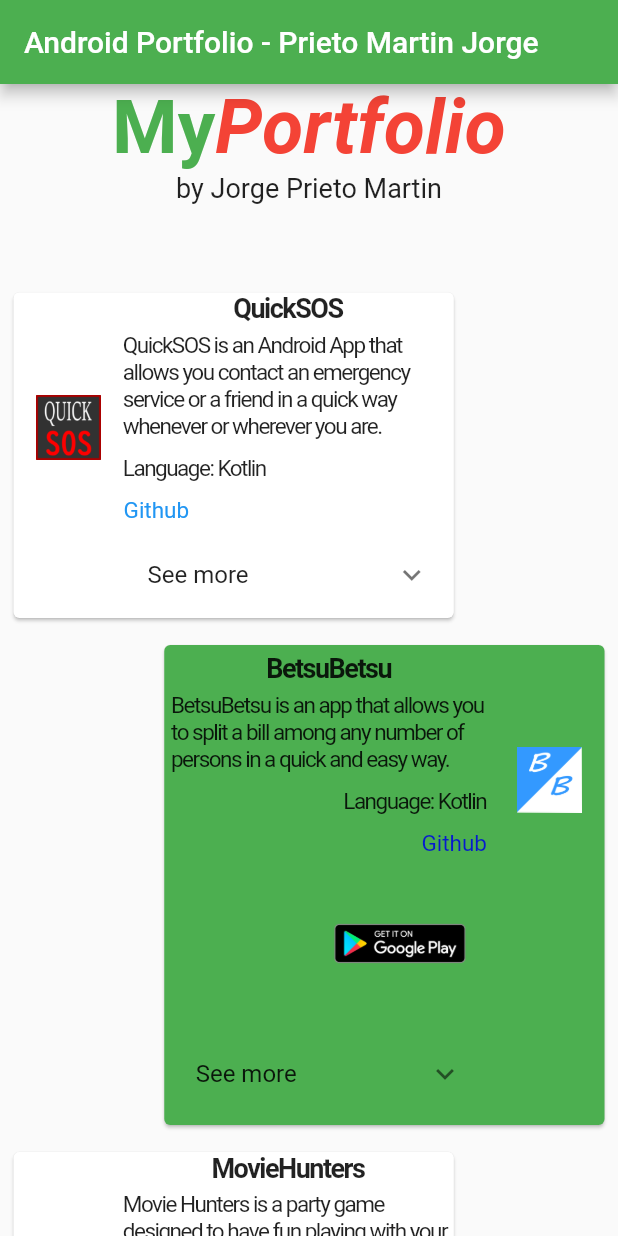
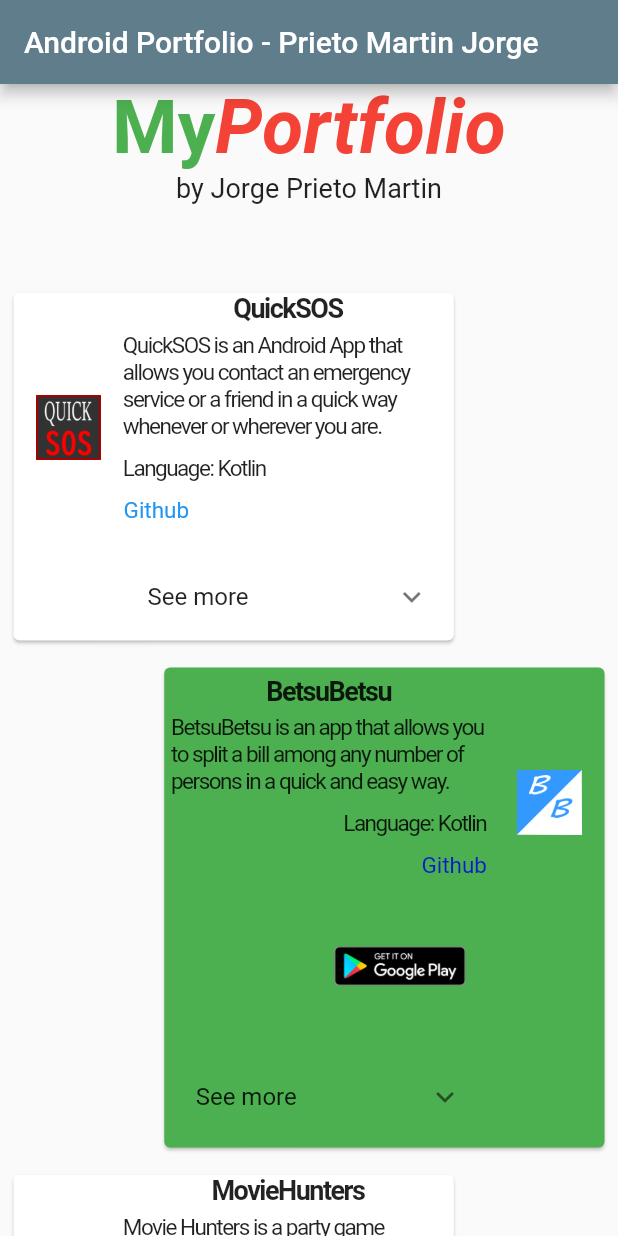
Before and after one commit to jorgeprieto1988/portfolio, a Flutter app: the screen it shows after launch, on a phone screen of 412 x 824 dp. Run offline on Flutter 3.47's test engine with Material 2 defaults, Android fonts, the phone set to English and light mode, and no system bars; our stand-ins replace carousel_slider.

Commit message:
add images info for all apps, fix app icon

```diff
--- a/lib/main.dart
+++ b/lib/main.dart
@@ -12,7 +12,7 @@ class MyApp extends StatelessWidget {
     return MaterialApp(
       title: 'Android Portfolio - Prieto Martin Jorge',
       theme: ThemeData(
-        primarySwatch: Colors.green,
+        primarySwatch: Colors.blueGrey,
         visualDensity: VisualDensity.adaptivePlatformDensity,
       ),
       home: MyHomePage(),
--- a/lib/model/backend.dart
+++ b/lib/model/backend.dart
@@ -110,11 +110,15 @@ class Backend {
         librariesservices: '',
         github: 'https://github.com/jorgeprieto1988/twitchAPI',
         playstore: '',
-        screenshot1: '',
-        screenshot2: '',
-        screenshot3: '',
+        screenshot1: 'images/twitchapi1.png',
+        screenshot2: 'images/twitchapi2.png',
+        screenshot3: 'images/twitchapi3.png',
         horizontal: false,
-        largeDescription: ''),
+        largeDescription:
+            '''TwitchAPI is a project made in the advanced android development subject of my master degree course to test and implement more advanced android features
+        \n It uses the MVVM arquitecture with the Viewmodel and MutableliveData library.
+        \n Ktor library to use the API from twitch, retrieve the access and refresh tokens and get information about the streams and your own profile.
+        \n Use of room library to save and read stream information, asynchronous calls with coroutines, RecyclerView with an OnScrollListener for a infinite scrolling experience.'''),
     App(
         name: 'Multipurpose-Project',
         description:
@@ -126,11 +130,12 @@ class Backend {
         librariesservices: '',
         github: 'https://github.com/jorgeprieto1988/Multipurpose-Project',
         playstore: '',
-        screenshot1: '',
-        screenshot2: '',
-        screenshot3: '',
+        screenshot1: 'images/multipurposeproject1.png',
+        screenshot2: 'images/multipurposeproject2.png',
+        screenshot3: 'images/multipurposeproject3.png',
         horizontal: false,
-        largeDescription: ''),
+        largeDescription:
+            '''This is one of the first projects I made, the main goals is the use of basic android features like RecyclerViews, the maps library and how to point on the map, and the use of the camera among others.'''),
   ];
 
   ///
--- a/lib/widget/appwidget.dart
+++ b/lib/widget/appwidget.dart
@@ -189,15 +189,23 @@ class AppWidget extends StatelessWidget {
                                         ]))),
                             Expanded(
                                 flex: 1,
-                                child: Container(
-                                    margin: const EdgeInsets.all(15),
-                                    child: ClipRRect(
-                                        borderRadius:
-                                            BorderRadius.circular(crop),
-                                        child: Image(
-                                            width: 150,
-                                            height: 150,
-                                            image: AssetImage(app.image)))))
+                                child: Align(
+                                    alignment: Alignment.centerLeft,
+                                    child: Container(
+                                        height: 150,
+                                        width: 150,
+                                        decoration: BoxDecoration(
+                                          borderRadius:
+                                              BorderRadius.circular(15),
+                                        ),
+                                        margin: const EdgeInsets.all(15),
+                                        child: ClipRRect(
+                                            borderRadius:
+                                                BorderRadius.circular(15),
+                                            child: Image(
+                                                fit: BoxFit.contain,
+                                                image:
+                                                    AssetImage(app.image))))))
                           ])))),
         ]));
   }
@@ -229,12 +237,12 @@ class AppWidget extends StatelessWidget {
               decoration: BoxDecoration(
                   borderRadius: BorderRadius.circular(15),
                   border: Border.all(
-                    color: Colors.white,
+                    color: Colors.black,
                   )),
               //ClipRRect for image border radius
               child: ClipRRect(
                 borderRadius: BorderRadius.circular(15),
-                child: Image.network(
+                child: Image.asset(
                   images[i],
                   width: widthValue,
                   fit: BoxFit.fill,
@@ -278,7 +286,7 @@ class AppWidget extends StatelessWidget {
                 }
               }));
     } else {
-      return SizedBox(height: 5);
+      return SizedBox(height: 20);
     }
   }
 
@@ -298,7 +306,7 @@ class AppWidget extends StatelessWidget {
                 }
               }));
     } else {
-      return SizedBox(height: 5);
+      return SizedBox(height: 20);
     }
   }
 }
```
Also changed, not shown: images/multipurposeproject1.png (added), images/multipurposeproject2.png (added), images/multipurposeproject3.png (added), images/twitchapi1.png (added), images/twitchapi2.png (added), images/twitchapi3.png (added), 1 other file.
